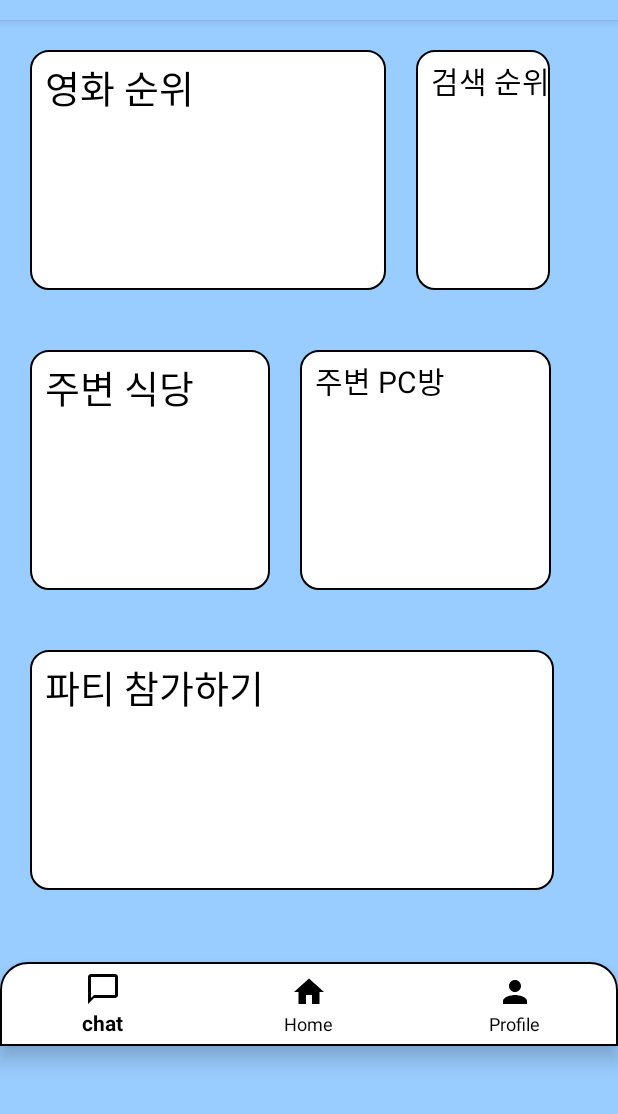
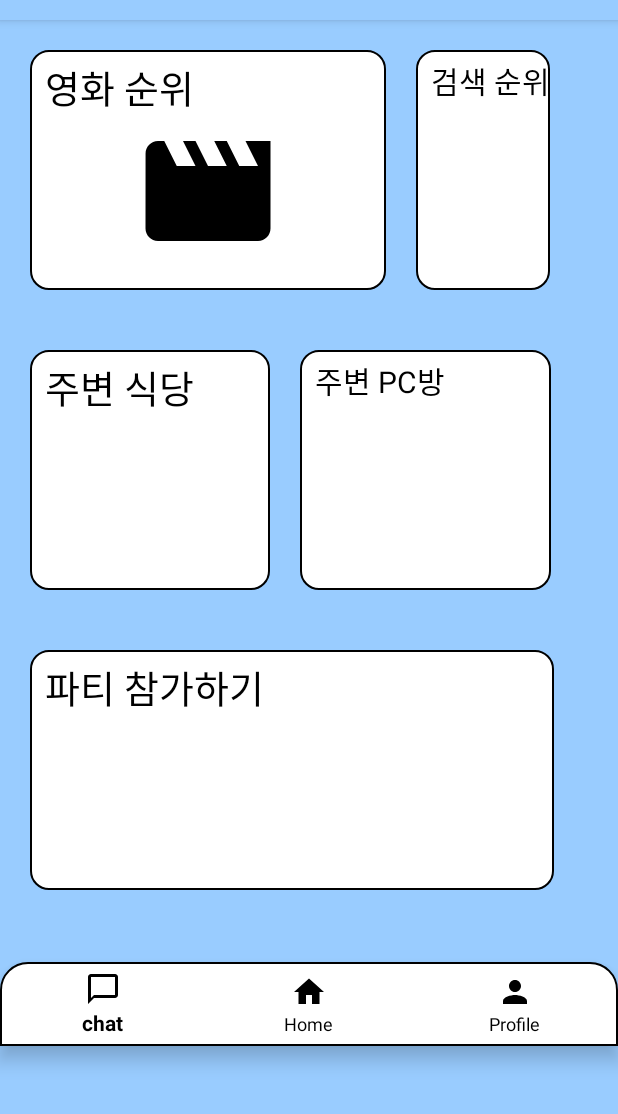
Before and after one commit to GYUWON-CHOI/paichai_freinds, an Android app: the HomeActivity screen opened directly, with no data from a screen before it, on a phone screen of 412 x 824 dp, the part 64-1178 px from its top. Run offline under Robolectric (Android 15) with nearby library versions, the phone set to English and light mode, and no system bars; our stand-ins replace Firebase (no records; nobody signed in at launch, a user with empty details on screens opened directly).

Commit message:
홈 수정

```diff
--- a/app/src/main/java/com/example/myapplication/LoginActivity.java
+++ b/app/src/main/java/com/example/myapplication/LoginActivity.java
@@ -58,7 +58,7 @@ public class LoginActivity extends AppCompatActivity {
                                 // 사용자가 자동 로그인을 선택한 경우, 설정을 저장
                                 saveAutoLoginSetting(true);
                             }
-                            Intent intent = new Intent(LoginActivity.this, MainActivity.class);
+                            Intent intent = new Intent(LoginActivity.this, HomeActivity.class);
                             startActivity(intent);
                             finish(); // 현재 액티비티 파괴
                         } else {
--- a/app/src/main/res/layout/activity_home.xml
+++ b/app/src/main/res/layout/activity_home.xml
@@ -19,7 +19,8 @@
             android:layout_width="237dp"
             android:layout_height="160dp"
             android:layout_marginRight="20dp"
-            android:background="@drawable/coner">
+            android:background="@drawable/coner"
+            android:orientation="vertical">
 
             <TextView
                 android:id="@+id/mvrk"
@@ -30,6 +31,13 @@
                 android:text="영화 순위"
                 android:textColor="@color/black"
                 android:textSize="25dp" />
+
+            <ImageView
+                android:layout_width="100dp"
+                android:layout_height="100dp"
+                android:id="@+id/mv"
+                android:src="@drawable/ic_baseline_movie_24"
+                android:layout_gravity="center"/>
         </LinearLayout>
 
         <LinearLayout
```
